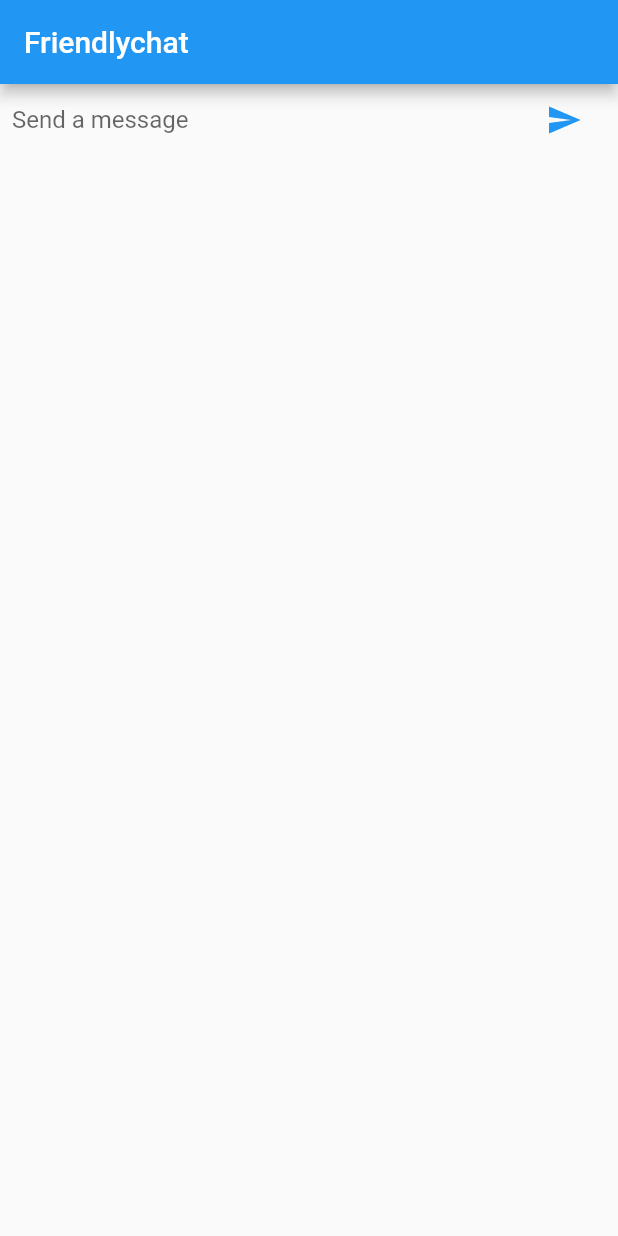
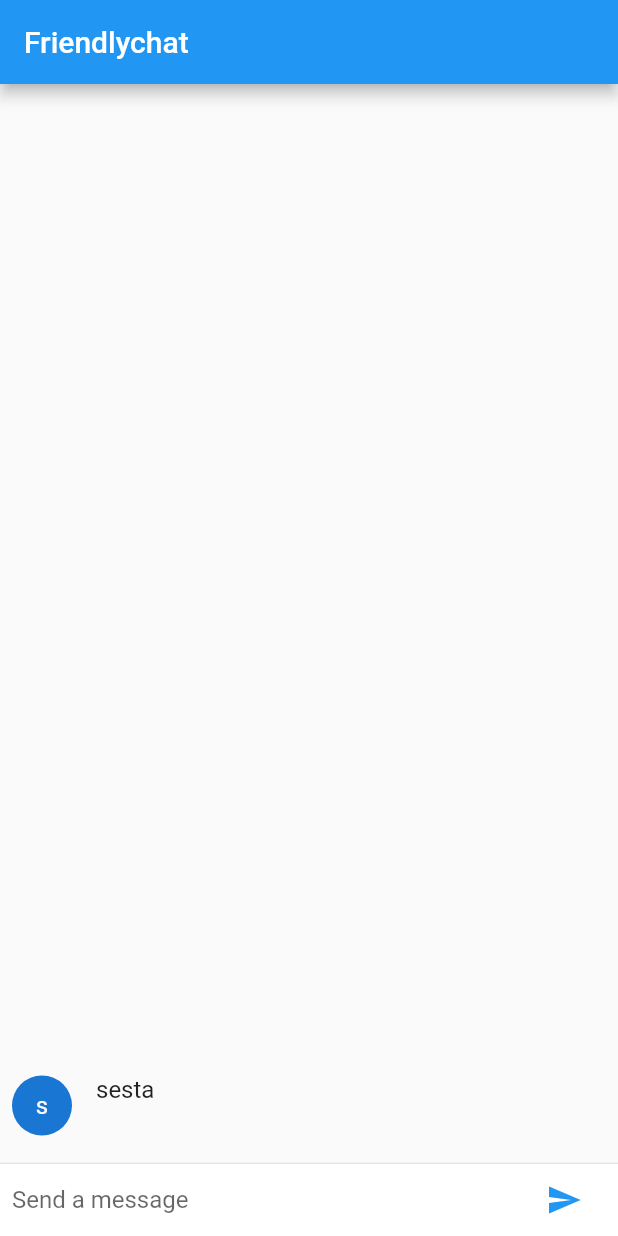
Before and after one commit to neo-sesta/beautiful_uis_flutter, a Flutter app: the screen it shows after launch, after a tap on the "send" icon, on a phone screen of 412 x 824 dp. Run offline on Flutter 3.47's test engine with Material 2 defaults, Android fonts, the phone set to English and light mode, and no system bars.

Commit message:
アニメーションを追加

```diff
--- a/lib/main.dart
+++ b/lib/main.dart
@@ -17,14 +17,33 @@ class ChatScreen extends StatefulWidget {
   State createState() => new ChatScreenState();
 }
 
-class ChatScreenState extends State<ChatScreen> {
+class ChatScreenState extends State<ChatScreen> with TickerProviderStateMixin {
+  final List<ChatMessage> _messages = <ChatMessage>[];
   final TextEditingController _textController = new TextEditingController();
 
   @override
   Widget build(BuildContext context) {
     return new Scaffold(
       appBar: new AppBar(title: new Text("Friendlychat")),
-      body: _buildTextComposer(),
+      body: new Column(
+        children: <Widget>[
+          new Flexible(
+            child: new ListView.builder(
+              padding: new EdgeInsets.all(8.0),
+              reverse: true,
+              itemBuilder: (_, int index) => _messages[index],
+              itemCount: _messages.length,
+            )
+          ),
+          new Divider(height: 1.0),
+          new Container(
+            decoration: new BoxDecoration(
+              color: Theme.of(context).cardColor
+            ),
+            child: _buildTextComposer(),
+          )
+        ],
+      ),
     );
   }
 
@@ -57,5 +76,64 @@ class ChatScreenState extends State<ChatScreen> {
 
   void _handleSubmitted(String text) {
     _textController.clear();
+    ChatMessage message = new ChatMessage(
+      text: text,
+      animationController: new AnimationController(
+        duration: new Duration(milliseconds: 700),
+        vsync: this,
+      ),
+    );
+    setState(() {
+      _messages.insert(0, message);
+    });
+    message.animationController.forward();
+  }
+
+  @override
+  void dispose() {
+    for (ChatMessage message in _messages)
+      message.animationController.dispose();
+    super.dispose();
   }
 }
+
+class ChatMessage extends StatelessWidget {
+  ChatMessage({this.text, this.animationController});
+  final String text;
+  final AnimationController animationController;
+
+  @override
+  Widget build(BuildContext context) {
+    return new SizeTransition(
+      sizeFactor: new CurvedAnimation(
+        parent: animationController,
+        curve: Curves.easeOut,
+      ),
+      axisAlignment: 0.0,
+      child: new Container(
+        margin: const EdgeInsets.symmetric(vertical: 10.0),
+        child: new Row(
+          crossAxisAlignment: CrossAxisAlignment.start,
+          children: <Widget>[
+            new Container(
+              margin: const EdgeInsets.only(right: 16.0),
+              child: new CircleAvatar(child: new Text(_name[0])),
+            ),
+            new Column(
+              crossAxisAlignment: CrossAxisAlignment.start,
+              children: <Widget>[
+                new Text(_name, style: Theme.of(context).textTheme.subhead),
+                new Container(
+                  margin: const EdgeInsets.only(top: 5.0),
+                  child: new Text(text),
+                )
+              ],
+            )
+          ],
+        )
+      ),
+    );
+  }
+}
+
+const String _name = 'sesta';
```
